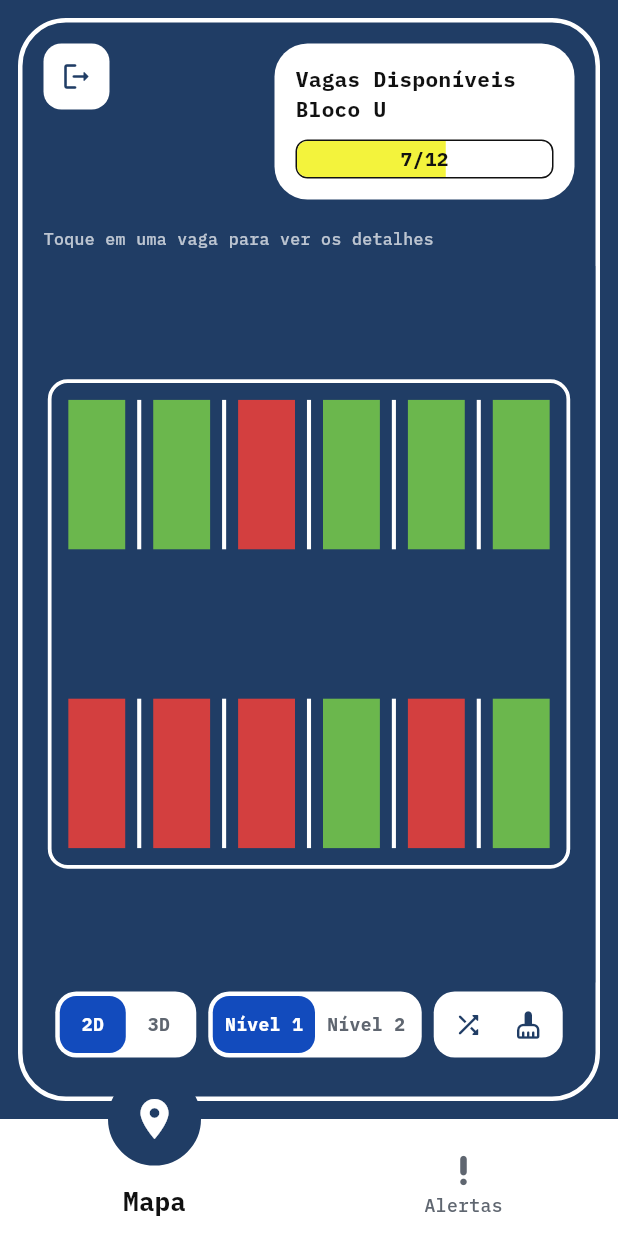
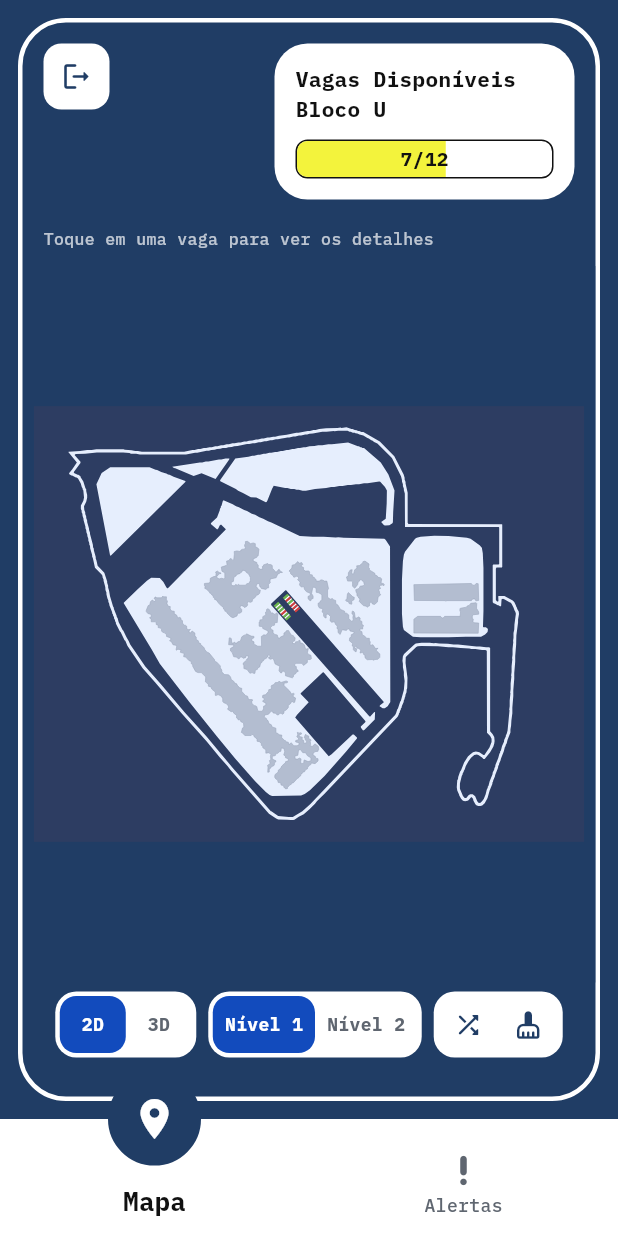
Before and after one commit to VictorHugo-7/S6-Sistema-VagaVision, a Flutter app: the Shell screen opened directly with empty values, after a tap on "2D", on a phone screen of 412 x 824 dp. Run offline on Flutter 3.47's test engine with Material 3 defaults, Android fonts, the phone set to English and light mode, and no system bars; our stand-ins replace cloud_firestore, firebase_auth, firebase_core, flutter_svg, google_fonts; accounts and stored records are empty; project files that could hold a hidden picture were left out.

Commit message:
Mapa 2D com SVG do campus, zoom tipo mapa, barra colorida e login automático para testes

```diff
--- a/lib/garagem_controller.dart
+++ b/lib/garagem_controller.dart
@@ -32,6 +32,23 @@ class Estatisticas {
   final int livres, ocupadas;
   int get total => livres + ocupadas;
   int get pctOcupado => total == 0 ? 0 : (ocupadas / total * 100).round();
+}
+
+/// Calibração das vagas no mapa 2D (assets/mapa_modelo_construcoes.svg, viewBox 577×457).
+///
+/// Posição, rotação e escala do bloco de vagas em coordenadas do SVG: o bloco fica
+/// "colado" no mapa e não escorrega com zoom ou arraste. Medido direto no SVG: faixa
+/// diagonal ao lado do Bloco U, eixo a -131.2°, ~21.9 px de largura.
+class VagasSvg {
+  /// Centro do bloco de vagas, em fração do SVG (x/largura, y/altura).
+  static const centro = Offset(0.45998, 0.46121);
+
+  /// Rotação do bloco de vagas, em graus (alinhada à faixa).
+  static const anguloGraus = -131.19;
+
+  /// Unidades do SVG por metro do pátio, como fração da largura do SVG (≈ 1.45 px/m:
+  /// as 2 fileiras + canteiro do ConfigPatio ocupam ~20 px dos ~21.9 px da faixa).
+  static const escala = 0.002512;
 }
 
 /// Estado da garagem (vagas, nível, modo) e da câmera orbital / pan 2D.
@@ -78,6 +95,13 @@ class GaragemController extends ChangeNotifier {
   double _phi = 0.55, _phiAlvo = _phiPadrao;
   double _alvoX = 0, _alvoZ = 0;
   double _zoomOrto = 1;
+
+  // mapa 2D (coordenadas em unidades do SVG, como um mapa: centro + zoom)
+  static const _zoom2dMin = 1.0;
+  static const _zoom2dMax = 8.0;
+  Size _svg = const Size(577, 457); // viewBox do mapa_modelo_construcoes.svg
+  double _zoom2d = 1;
+  Offset _centro2d = const Offset(577 / 2, 457 / 2);
 
   Modo get modo => _modo;
   int get nivel => _nivel;
@@ -126,6 +150,8 @@ class GaragemController extends ChangeNotifier {
     _alvoZ = 0;
     if (m == Modo.d2) {
       _zoomOrto = 1;
+      _zoom2d = 1;
+      _centro2d = _svg.center(Offset.zero);
     } else {
       _raioAlvo = _raioPadrao;
       _thetaAlvo = _thetaPadrao;
@@ -202,26 +228,85 @@ class GaragemController extends ChangeNotifier {
       _thetaAlvo -= dx * 0.006;
       _phiAlvo = (_phiAlvo - dy * 0.006).clamp(_phiMin, _phiMax);
     } else {
-      final porPixel = 2 * _meiaAlturaOrto(tela.width / tela.height) / tela.height;
-      // limita o arrasto para o mapa nunca sair totalmente da tela
-      _alvoX = (_alvoX - dx * porPixel).clamp(-ConfigPatio.quadroMeiaLargura, ConfigPatio.quadroMeiaLargura);
-      _alvoZ = (_alvoZ - dy * porPixel).clamp(-ConfigPatio.quadroMeiaAltura, ConfigPatio.quadroMeiaAltura);
+      // o mapa acompanha o dedo 1:1, como num app de mapas
+      if (tela.isEmpty) return;
+      _centro2d = _limitarCentro(_centro2d - Offset(dx, dy) / escala2d(tela));
     }
   }
 
   /// [fator] > 1 aproxima, < 1 afasta (pinça ou roda do mouse).
-  void zoom(double fator) {
+  /// No 2D, [foco] (posição na tela) fica parado durante o zoom, como num mapa.
+  void zoom(double fator, {Offset? foco, Size? tela}) {
     if (_modo == Modo.d3) {
       _raioAlvo = (_raioAlvo / fator).clamp(_raioMin, _raioMax);
-    } else {
-      _zoomOrto = (_zoomOrto * fator).clamp(0.5, 3.2);
+      return;
     }
+    final novo = (_zoom2d * fator).clamp(_zoom2dMin, _zoom2dMax);
+    if (foco == null || tela == null || tela.isEmpty) {
+      _zoom2d = novo;
+      return;
+    }
+    final pontoSvg = telaParaSvg(foco, tela); // ponto do mapa sob o dedo/cursor
+    _zoom2d = novo;
+    _centro2d = _limitarCentro(pontoSvg - (foco - tela.center(Offset.zero)) / escala2d(tela));
+  }
+
+  // ---------- mapa 2D (SVG) ----------
+
+  /// Chamado pela cena quando o SVG termina de carregar.
+  void definirTamanhoSvg(Size s) {
+    if (s.isEmpty || s == _svg) return;
+    _centro2d = Offset(_centro2d.dx / _svg.width * s.width, _centro2d.dy / _svg.height * s.height);
+    _svg = s;
+  }
+
+  /// Pixels de tela por unidade do SVG (zoom 1 = SVG inteiro cabendo na tela).
+  double escala2d(Size tela) =>
+      math.min(tela.width / _svg.width, tela.height / _svg.height) * 0.96 * _zoom2d;
+
+  /// Onde o canto (0,0) do SVG fica na tela.
+  Offset origem2d(Size tela) => tela.center(Offset.zero) - _centro2d * escala2d(tela);
+
+  Offset telaParaSvg(Offset p, Size tela) => _centro2d + (p - tela.center(Offset.zero)) / escala2d(tela);
+
+  /// Mantém o centro da vista dentro do SVG: o mapa nunca some da tela.
+  Offset _limitarCentro(Offset c) => Offset(c.dx.clamp(0.0, _svg.width), c.dy.clamp(0.0, _svg.height));
+
+  /// Centro do bloco de vagas no SVG.
+  Offset get centroVagas2d => Offset(VagasSvg.centro.dx * _svg.width, VagasSvg.centro.dy * _svg.height);
+
+  /// Rotação do bloco de vagas (radianos).
+  double get angulo2d => VagasSvg.anguloGraus * math.pi / 180;
+
+  /// Unidades do SVG por metro do pátio.
+  double get escalaVagas2d => VagasSvg.escala * _svg.width;
+
+  /// Desfaz a mesma transformação usada no desenho e acha a vaga tocada.
+  Vaga? _vagaNoSvg(Offset p) {
+    final d = (p - centroVagas2d) / escalaVagas2d;
+    final cs = math.cos(angulo2d), sn = math.sin(angulo2d);
+    final lx = d.dx * cs + d.dy * sn;
+    final lz = -d.dx * sn + d.dy * cs;
+    for (final v in vagas) {
+      if ((lx - v.x).abs() <= ConfigPatio.spotW / 2 && (lz - v.z).abs() <= ConfigPatio.vagaProf2d / 2) return v;
+    }
+    return null;
   }
 
   // ---------- seleção ----------
 
   /// Toque na tela: lança um raio e alterna a vaga atingida no plano do piso.
   void toque(Offset pos, Size tela) {
+    if (_modo == Modo.d2) {
+      // mesma transformação usada no desenho: o toque cai exatamente na vaga vista
+      if (tela.isEmpty) return;
+      final v = _vagaNoSvg(telaParaSvg(pos, tela));
+      if (v == null) return;
+      _definirOcupacao(v, !v.ocupada);
+      _selecionada = v;
+      notifyListeners();
+      return;
+    }
     final raio = camara(tela).raio(pos);
     if (raio.direcao.y.abs() < 1e-9) return;
     const alturaOverlay = 0.02;
--- a/lib/garagem_scene.dart
+++ b/lib/garagem_scene.dart
@@ -3,13 +3,14 @@ import 'dart:math' as math;
 import 'package:flutter/gestures.dart';
 import 'package:flutter/material.dart';
 import 'package:flutter/scheduler.dart';
+import 'package:flutter_svg/flutter_svg.dart';
 
 import 'entorno_bloco_u.dart';
 import 'garagem_controller.dart';
 import 'projecao.dart';
 import 'theme.dart';
 
-/// Cena do bloco: vista 2D no estilo do Figma ou vista 3D com carros.
+/// Cena do bloco: vista 2D (mapa SVG do campus com as vagas) ou vista 3D com carros.
 /// Trata os gestos (arrastar, pinça/scroll para zoom, toque para selecionar).
 class GaragemScene extends StatefulWidget {
   const GaragemScene({super.key, required this.controller});
@@ -27,9 +28,16 @@ class _GaragemSceneState extends State<GaragemScene> with SingleTickerProviderSt
   Size _tamanho = Size.zero;
   double _escalaAnterior = 1;
 
+  static const _caminhoSvg = 'assets/mapa_modelo_construcoes.svg';
+
+  /// Mapa 2D convertido em Picture: desenhado no mesmo canvas e com a mesma
+  /// transformação das vagas, então as duas camadas nunca se desalinham.
+  PictureInfo? _svg;
+
   @override
   void initState() {
     super.initState();
+    _carregarSvg();
     _ticker = createTicker((elapsed) {
       final dt = (elapsed - _ultimo).inMicroseconds / 1e6;
       _ultimo = elapsed;
@@ -38,10 +46,26 @@ class _GaragemSceneState extends State<GaragemScene> with SingleTickerProviderSt
     })..start();
   }
 
+  Future<void> _carregarSvg() async {
+    try {
+      final info = await vg.loadPicture(const SvgAssetLoader(_caminhoSvg), null);
+      if (!mounted) {
+        info.picture.dispose();
+        return;
+      }
+      widget.controller.definirTamanhoSvg(info.size);
+      setState(() => _svg = info);
+    } catch (e) {
+      // SVG ausente/inválido: o 2D mostra só as vagas, o app não quebra
+      debugPrint('Não foi possível carregar $_caminhoSvg: $e');
+    }
+  }
+
   @override
   void dispose() {
     _ticker.dispose();
     _frame.dispose();
+    _svg?.picture.dispose();
     super.dispose();
   }
 
@@ -51,7 +75,10 @@ class _GaragemSceneState extends State<GaragemScene> with SingleTickerProviderSt
       _tamanho = Size(c.maxWidth, c.maxHeight);
       return Listener(
         onPointerSignal: (e) {
-          if (e is PointerScrollEvent) widget.controller.zoom(math.exp(-e.scrollDelta.dy * 0.0015));
+          // roda do mouse: no 2D aproxima/afasta em torno do cursor
+          if (e is PointerScrollEvent) {
+            widget.controller.zoom(math.exp(-e.scrollDelta.dy * 0.0015), foco: e.localPosition, tela: _tamanho);
+          }
         },
         child: GestureDetector(
           behavior: HitTestBehavior.opaque,
@@ -59,14 +86,16 @@ class _GaragemSceneState extends State<GaragemScene> with SingleTickerProviderSt
           onScaleUpdate: (d) {
             final delta = d.scale / _escalaAnterior;
             _escalaAnterior = d.scale;
-            if (d.pointerCount >= 2 && delta != 1) widget.controller.zoom(delta);
+            // move junto com os dedos e depois aplica o zoom em torno do ponto entre eles
             widget.controller.arrastar(d.focalPointDelta.dx, d.focalPointDelta.dy, _tamanho);
+            // (com 1 dedo a escala é sempre 1; isto cobre pinça e trackpad)
+            if (delta != 1) widget.controller.zoom(delta, foco: d.localFocalPoint, tela: _tamanho);
           },
           onTapUp: (d) => widget.controller.toque(d.localPosition, _tamanho),
           child: ClipRect(
             child: CustomPaint(
               size: Size.infinite,
-              painter: _CenaPainter(widget.controller, _frame),
+              painter: _CenaPainter(widget.controller, _frame, svg: _svg),
             ),
           ),
         ),
@@ -83,9 +112,12 @@ class _Face {
 }
 
 class _CenaPainter extends CustomPainter {
-  _CenaPainter(this.c, Listenable repaint) : super(repaint: repaint);
+  _CenaPainter(this.c, Listenable repaint, {this.svg}) : super(repaint: repaint);
 
   final GaragemController c;
+
+  /// Mapa 2D já carregado (null enquanto carrega).
+  final PictureInfo? svg;
 
   static const _corLinha = Color(0xFFDEDFD8);
   static const _corVidro = Color(0xFF1B1E22);
@@ -104,38 +136,58 @@ class _CenaPainter extends CustomPainter {
 
   @override
   void paint(Canvas canvas, Size size) {
+    if (size.width <= 0 || size.height <= 0) return; // evita NaN com área vazia
     canvas.drawRect(Offset.zero & size, Paint()..color = Cores.azul);
-    final cam = c.camara(size);
     if (c.modo == Modo.d2) {
-      _pintar2d(canvas, cam);
+      _pintar2d(canvas, size);
     } else {
-      _pintar3d(canvas, cam);
+      _pintar3d(canvas, c.camara(size));
     }
   }
 
-  // ---------- 2D (Figma): vagas lisas verde/vermelho, divisórias brancas e moldura ----------
+  // ---------- 2D: mapa SVG do campus + vagas (uma única transformação) ----------
 
-  void _pintar2d(Canvas canvas, Camara cam) {
-    final a = cam.ponto(const V3(-ConfigPatio.quadroMeiaLargura, 0, -ConfigPatio.quadroMeiaAltura));
-    final b = cam.ponto(const V3(ConfigPatio.quadroMeiaLargura, 0, ConfigPatio.quadroMeiaAltura));
-    if (a != null && b != null) {
-      canvas.drawRRect(
-        RRect.fromRectAndRadius(Rect.fromPoints(a, b), const Radius.circular(12)),
-        Paint()
-          ..color = Colors.white
-          ..style = PaintingStyle.stroke
-          ..strokeWidth = 2.5,
-      );
-    }
+  void _pintar2d(Canvas canvas, Size size) {
+    final escala = c.escala2d(size);
+    final origem = c.origem2d(size);
+    canvas.save();
+    canvas.translate(origem.dx, origem.dy);
+    canvas.scale(escala);
 
+    // daqui para baixo tudo está em unidades do SVG
+    final info = svg;
+    if (info != null) canvas.drawPicture(info.picture);
+
+    // bloco de vagas (x/z do pátio em metros), posicionado, girado e escalado no SVG
+    final k = c.escalaVagas2d;
+    final cv = c.centroVagas2d;
+    canvas.translate(cv.dx, cv.dy);
+    canvas.rotate(c.angulo2d);
+    canvas.scale(k);
+
+    final px = 1 / (escala * k); // 1 pixel de tela, em metros do pátio
+    final contorno = Paint()
+      ..style = PaintingStyle.stroke
+      ..color = Colors.white
+      ..strokeWidth = 2 * px;
+    final divisoria = Paint()..color = Colors.white;
     for (final v in c.vagas) {
-      _retanguloPlano(canvas, cam, v.x, v.z, ConfigPatio.vagaLarg2d, ConfigPatio.vagaProf2d, 0.02,
-          v.ocupada ? Cores.ocupada : Cores.livre);
+      final r = Rect.fromCenter(center: Offset(v.x, v.z), width: ConfigPatio.vagaLarg2d, height: ConfigPatio.vagaProf2d);
+      canvas.drawRect(r, Paint()..color = v.ocupada ? Cores.ocupada : Cores.livre);
+      if (identical(v, c.selecionada)) canvas.drawRect(r, contorno);
+      // divisória branca entre vagas vizinhas (como no 2D original)
       if (v.id % ConfigPatio.cols != ConfigPatio.cols - 1) {
-        _retanguloPlano(
-            canvas, cam, v.x + ConfigPatio.spotW / 2, v.z, 0.12, ConfigPatio.vagaProf2d, 0.03, Colors.white);
+        canvas.drawRect(
+          Rect.fromCenter(
+            center: Offset(v.x + ConfigPatio.spotW / 2, v.z),
+            width: math.max(0.12, px),
+            height: ConfigPatio.vagaProf2d,
+          ),
+          divisoria,
+        );
       }
     }
+    canvas.restore();
   }
 
   // ---------- 3D: trecho do Bloco U com o entorno real e carros nas vagas ocupadas ----------
@@ -287,5 +339,5 @@ class _CenaPainter extends CustomPainter {
   }
 
   @override
-  bool shouldRepaint(covariant _CenaPainter old) => old.c != c;
+  bool shouldRepaint(covariant _CenaPainter old) => old.c != c || old.svg != svg;
 }
--- a/lib/main.dart
+++ b/lib/main.dart
@@ -14,9 +14,11 @@ import 'mobile/mobile_app.dart' show MobileApp;
 import 'shell.dart';
 import 'theme.dart';
 
-/// `true` pula o Firebase e usa um login simulado (só para ver o visual / testes).
-/// Na linha de comando: flutter run --dart-define=SEM_LOGIN=true
-const semLogin = bool.fromEnvironment('SEM_LOGIN', defaultValue: false);
+/// `true` pula o Firebase e entra direto como "Visitante" (sem tela de login).
+/// TEMPORÁRIO: o padrão está `true` para testar sem autenticar.
+/// Para voltar ao login real: troque para `defaultValue: false`
+/// (ou rode: flutter run --dart-define=SEM_LOGIN=false).
+const semLogin = bool.fromEnvironment('SEM_LOGIN', defaultValue: true);
 
 Future<void> main() async {
   WidgetsFlutterBinding.ensureInitialized();
@@ -58,6 +60,8 @@ class _VagaVisionAppState extends State<VagaVisionApp> {
       // Mantém a sessão do Firebase (inclusive entre aberturas do app) em sincronia com o AppState.
       _sessao = AuthService.usuario.listen((u) => _app.definirUsuario(u == null ? null : (u.displayName ?? u.email ?? 'Usuário')));
     }
+    // sem login: entra direto como visitante (o mapa abre logo após a splash)
+    if (widget.semFirebase) _app.entrar('Visitante');
     Future.delayed(const Duration(milliseconds: 1600), () {
       if (mounted) setState(() => _splash = false);
     });
--- a/lib/mapa_page.dart
+++ b/lib/mapa_page.dart
@@ -129,6 +129,15 @@ class _BotaoSair extends StatelessWidget {
   }
 }
 
+/// Cor da barra pela fração de vagas LIVRES (0 a 1).
+/// Com 12 vagas: 10–12 verde, 7–9 amarelo, 4–6 laranja, 0–3 vermelho.
+Color corDisponibilidade(double fracaoLivre) {
+  if (fracaoLivre > 0.75) return Cores.livre; // folgado
+  if (fracaoLivre > 0.5) return Cores.barra; // movimentado
+  if (fracaoLivre > 0.25) return Cores.alertaMedio; // enchendo
+  return Cores.ocupada; // quase lotado
+}
+
 class _CartaoVagas extends StatelessWidget {
   const _CartaoVagas({required this.bloco, required this.stats});
 
@@ -138,6 +147,7 @@ class _CartaoVagas extends StatelessWidget {
   @override
   Widget build(BuildContext context) {
     final fracao = stats.total == 0 ? 0.0 : stats.livres / stats.total;
+    final cor = corDisponibilidade(fracao);
     return Semantics(
       label: 'Vagas disponíveis no $bloco: ${stats.livres} de ${stats.total}',
       excludeSemantics: true,
@@ -162,12 +172,18 @@ class _CartaoVagas extends StatelessWidget {
                 child: Stack(
                   alignment: Alignment.center,
                   children: [
+                    // a barra cresce/encolhe e troca de cor suavemente
                     Align(
                       alignment: Alignment.centerLeft,
-                      child: FractionallySizedBox(
-                        widthFactor: fracao,
+                      child: AnimatedFractionallySizedBox(
+                        duration: const Duration(milliseconds: 350),
+                        curve: Curves.easeOutCubic,
+                        widthFactor: fracao.clamp(0.0, 1.0),
                         heightFactor: 1,
-                        child: const ColoredBox(color: Cores.barra),
+                        child: AnimatedContainer(
+                          duration: const Duration(milliseconds: 350),
+                          color: cor,
+                        ),
                       ),
                     ),
                     Text('${stats.livres}/${stats.total}', style: mono(13, peso: FontWeight.w700)),
--- a/pubspec.yaml
+++ b/pubspec.yaml
@@ -23,5 +23,5 @@ dev_dependencies:
 flutter:
   uses-material-design: true
   assets:
-    - assets/imagem_estacionamento_2.svg
+    - assets/mapa_modelo_construcoes.svg
     - google_fonts/
```
Also changed, not shown: assets/mapa_modelo_construcoes.svg (added).
